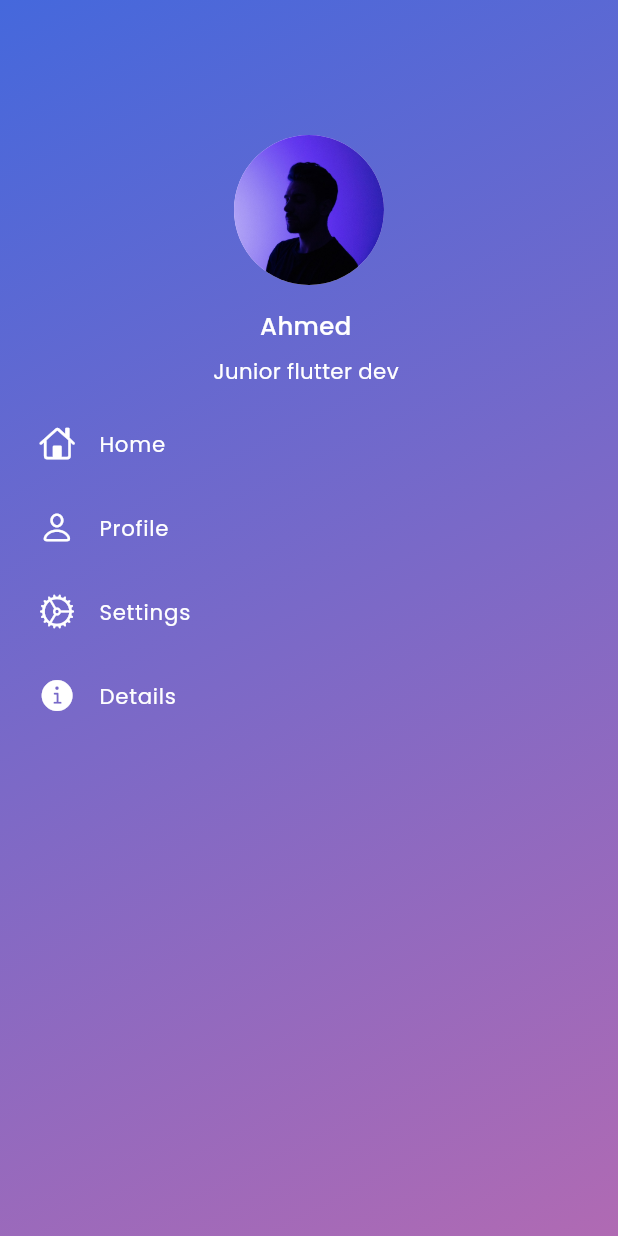
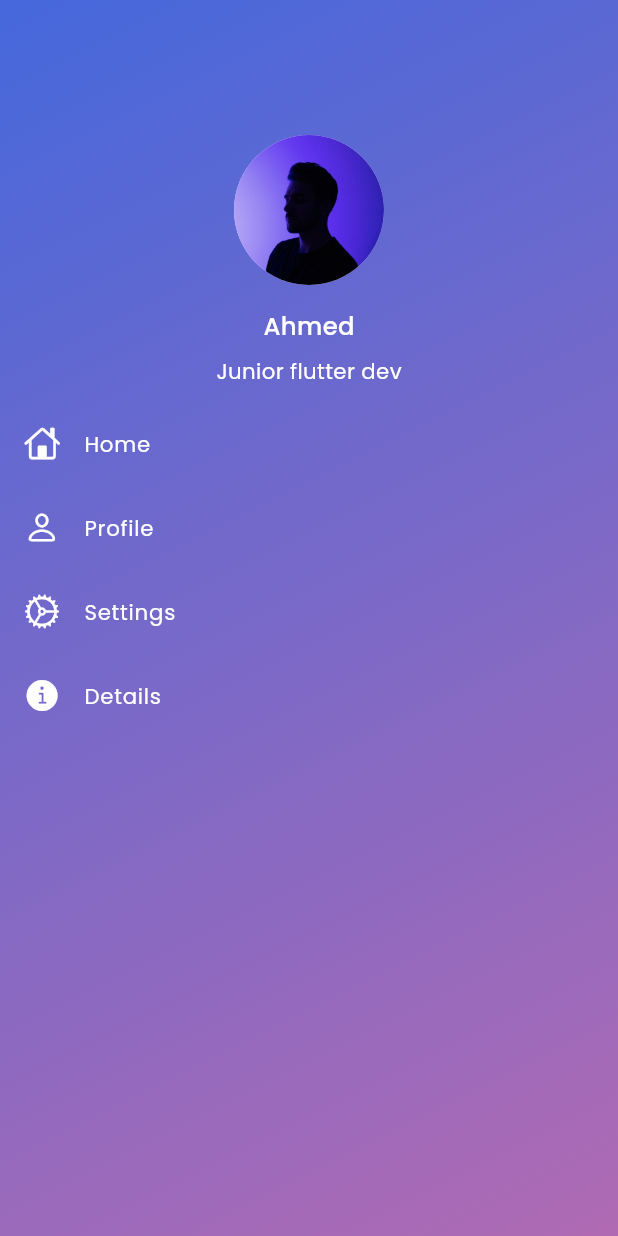
Before and after one commit to ahmedme2002/task_management_app, a Flutter app: the CustomDrawer widget shown alone on an empty page, opened directly, on a phone screen of 412 x 824 dp. Run offline on Flutter 3.47's test engine with Material 3 defaults, Android fonts, the phone set to English and light mode, and no system bars; our stand-ins replace animate_do, easy_localization, flutter_screenutil, flutter_slider_drawer, google_fonts, hive and 2 more; missing offline and left inert: flutter_cupertino_date_picker_fork, ftoast, panara_dialogs; accounts and stored records are empty.

Commit message:
fix Drawer

```diff
--- a/lib/features/home/presentation/pages/slider_drawer/custom_drawer.dart
+++ b/lib/features/home/presentation/pages/slider_drawer/custom_drawer.dart
@@ -33,35 +33,25 @@ class _CustomDrawerState extends State<CustomDrawer> {
     return Container(
       padding: const EdgeInsets.symmetric(vertical: 90),
       decoration: const BoxDecoration(
-          gradient: LinearGradient(
-        colors: AllColors.primaryGradientColor,
-        begin: Alignment.topLeft,
-        end: Alignment.bottomRight,
-      )),
+        gradient: LinearGradient(
+          colors: AllColors.primaryGradientColor,
+          begin: Alignment.topLeft,
+          end: Alignment.bottomRight,
+        ),
+      ),
       child: Column(
         children: [
-          CircleAvatar(
+          const CircleAvatar(
             radius: 50,
             backgroundImage: AssetImage("assets/images/profile3.jpg"),
           ),
-          SizedBox(
-            height: size.height * 0.020,
-          ),
-          Text(
-            "Ahmed ",
-            style: pp16w,
-          ),
-          SizedBox(
-            height: size.height * 0.010,
-          ),
-          Text(
-            "Junior flutter dev ",
-            style: pp14W,
-          ),
-          Container(
-            padding: const EdgeInsets.all(10),
-            width: double.infinity,
-            height: size.height * 0.60,
+          SizedBox(height: size.height * 0.020),
+          Text("Ahmed", style: pp16w),
+          SizedBox(height: size.height * 0.010),
+          Text("Junior flutter dev", style: pp14W),
+          const SizedBox(height: 10), // Add spacing
+          Expanded(
+            // This will allow ListView.builder to take available space
             child: ListView.builder(
               itemCount: icons.length,
               itemBuilder: (context, index) {
@@ -70,19 +60,13 @@ class _CustomDrawerState extends State<CustomDrawer> {
                     log("${texts[index]} YOUR TAB");
                   },
                   child: ListTile(
-                    leading: Icon(
-                      icons[index],
-                      color: AllColors.white,
-                    ),
-                    title: Text(
-                      texts[index],
-                      style: pp14W,
-                    ),
+                    leading: Icon(icons[index], color: AllColors.white),
+                    title: Text(texts[index], style: pp14W),
                   ),
                 );
               },
             ),
-          )
+          ),
         ],
       ),
     );
```
